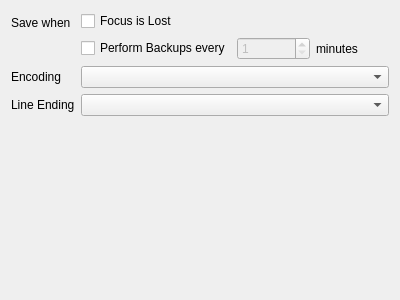
Old version of the form resources/ui/settings/filemanager.ui in the repository prymatex/prymatex.
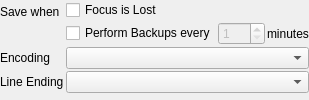
New version of the form. Icons and pictures are not drawn.

What changed in the file:
```diff
--- a/resources/ui/settings/filemanager.ui
+++ b/resources/ui/settings/filemanager.ui
@@ -2,14 +2,6 @@
 <ui version="4.0">
  <class>FileManagerDialog</class>
  <widget class="QDialog" name="FileManagerDialog">
-  <property name="geometry">
-   <rect>
-    <x>0</x>
-    <y>0</y>
-    <width>400</width>
-    <height>300</height>
-   </rect>
-  </property>
   <property name="windowTitle">
    <string>File Manager</string>
   </property>
@@ -18,6 +10,15 @@
     <normaloff>:/icons/actions/document-save.png</normaloff>:/icons/actions/document-save.png</iconset>
   </property>
   <layout class="QFormLayout" name="formLayout">
+   <property name="horizontalSpacing">
+    <number>2</number>
+   </property>
+   <property name="verticalSpacing">
+    <number>2</number>
+   </property>
+   <property name="margin">
+    <number>0</number>
+   </property>
    <item row="0" column="0">
     <widget class="QLabel" name="label">
      <property name="text">
```
